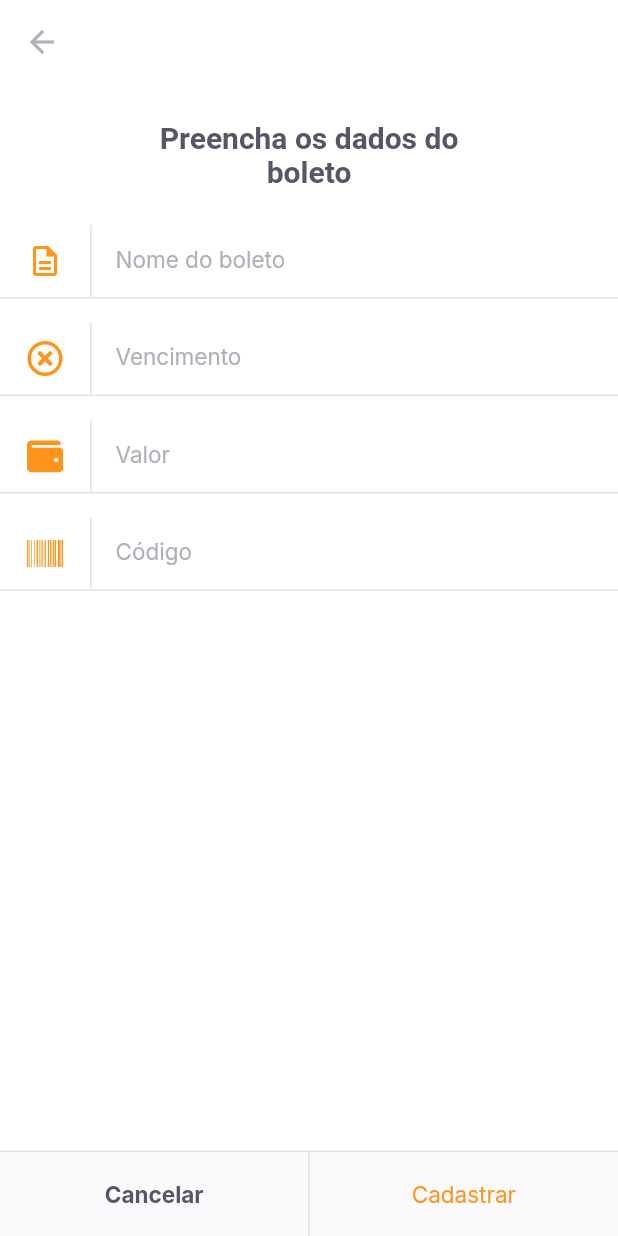
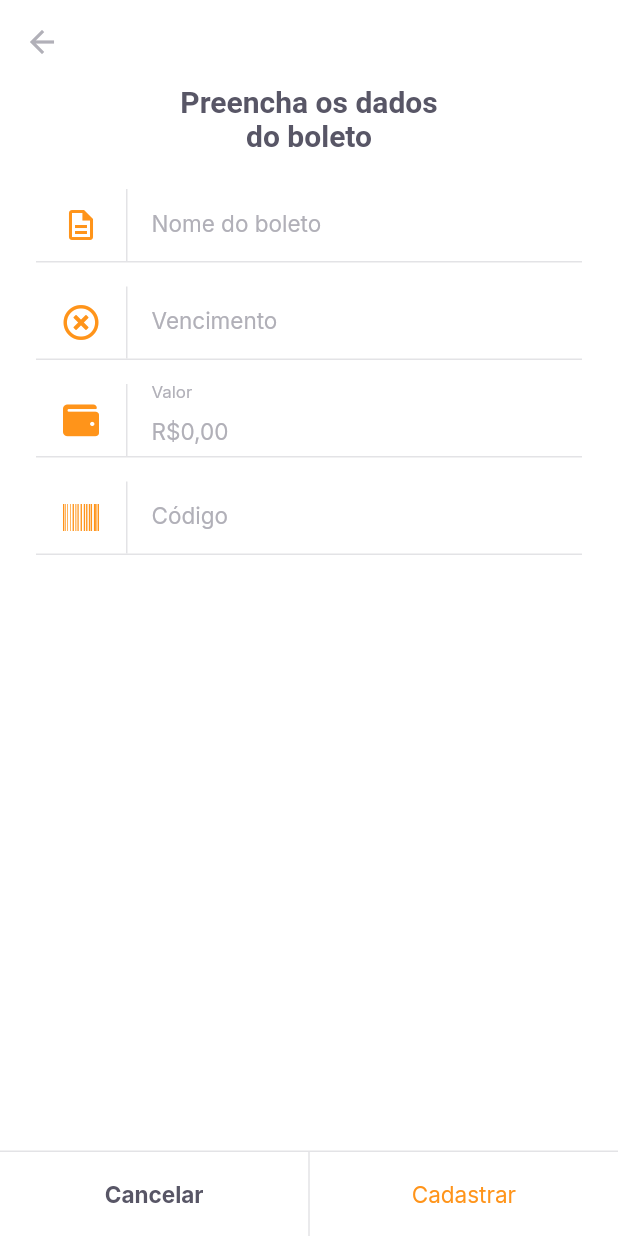
Before and after one commit to mCodex/nlw6-flutter-payflow, a Flutter app: the InsertBoletoPage screen opened by its route, on a phone screen of 412 x 824 dp. Run offline on Flutter 3.47's test engine with Material 2 defaults, Android fonts, the phone set to English and light mode, and no system bars; our stand-ins replace camera, firebase_core, flutter_masked_text2, font_awesome_flutter, google_fonts, google_sign_in and 2 more; missing offline and left inert: google_ml_kit; accounts and stored records are empty.

Commit message:
Added boleto model and boleto controller

```diff
--- /dev/null
+++ b/lib/modules/insert_boleto/insert_boleto_controller.dart
@@ -0,0 +1,52 @@
+import 'package:flutter/material.dart';
+import 'package:payflow/shared/models/boleto_model.dart';
+import 'package:shared_preferences/shared_preferences.dart';
+
+class InsertBoletoController {
+  final formKey = GlobalKey<FormState>();
+
+  BoletoModel model = BoletoModel();
+
+  String? validateName(String? value) =>
+      value?.isEmpty ?? true ? "O nome não pode ser vazio" : null;
+  String? validateVencimento(String? value) =>
+      value?.isEmpty ?? true ? "A data de vencimento não pode ser vazio" : null;
+  String? validateValor(double value) =>
+      value == 0 ? "Insira um valor maior que R\$ 0,00" : null;
+  String? validateCodigo(String? value) =>
+      value?.isEmpty ?? true ? "O código do boleto não pode ser vazio" : null;
+
+  void onChange({
+    String? name,
+    String? dueDate,
+    double? value,
+    String? barCode,
+  }) {
+    model = model.copyWith(
+      name: name,
+      dueDate: dueDate,
+      value: value,
+      barCode: barCode,
+    );
+  }
+
+  Future<void> saveBoleto() async {
+    final instance = await SharedPreferences.getInstance();
+
+    final boletos = instance.getStringList("boletos") ?? <String>[];
+
+    boletos.add(model.toJson());
+
+    await instance.setStringList("boletos", boletos);
+
+    return;
+  }
+
+  Future<void> cadastrarBoleto() async {
+    final form = formKey.currentState;
+
+    if (form!.validate()) {
+      return saveBoleto();
+    }
+  }
+}
--- a/lib/modules/insert_boleto/insert_boleto_page.dart
+++ b/lib/modules/insert_boleto/insert_boleto_page.dart
@@ -1,12 +1,47 @@
 import 'package:flutter/material.dart';
+import 'package:flutter_masked_text2/flutter_masked_text2.dart';
 import 'package:font_awesome_flutter/font_awesome_flutter.dart';
+import 'package:payflow/modules/insert_boleto/insert_boleto_controller.dart';
+
 import 'package:payflow/shared/themes/app_colors.dart';
 import 'package:payflow/shared/themes/app_text_styles.dart';
 import 'package:payflow/shared/widgets/input_text/input_text_widget.dart';
 import 'package:payflow/shared/widgets/set_label_buttons/set_label_buttons.dart';
 
-class InsertBoletoPage extends StatelessWidget {
-  const InsertBoletoPage({Key? key}) : super(key: key);
+class InsertBoletoPage extends StatefulWidget {
+  final String? barCode;
+
+  const InsertBoletoPage({
+    Key? key,
+    this.barCode,
+  }) : super(key: key);
+
+  @override
+  _InsertBoletoPageState createState() => _InsertBoletoPageState();
+}
+
+class _InsertBoletoPageState extends State<InsertBoletoPage> {
+  final controller = InsertBoletoController();
+
+  final moneyInputTextController = MoneyMaskedTextController(
+    leftSymbol: "R\$",
+    decimalSeparator: ",",
+  );
+
+  final dueDateInputTextController = MaskedTextController(
+    mask: "00/00/0000",
+  );
+
+  final barCodeInputTextController = TextEditingController();
+
+  @override
+  void initState() {
+    if (widget.barCode != null) {
+      barCodeInputTextController.text = widget.barCode!;
+    }
+
+    super.initState();
+  }
 
   @override
   Widget build(BuildContext context) {
@@ -19,44 +54,79 @@ class InsertBoletoPage extends StatelessWidget {
           color: AppColors.input,
         ),
       ),
-      body: Column(
+      body: SingleChildScrollView(
+        child: Padding(
+          padding: const EdgeInsets.symmetric(horizontal: 24),
+          child: Column(
             crossAxisAlignment: CrossAxisAlignment.center,
             children: [
               Padding(
-            padding: const EdgeInsets.symmetric(horizontal: 93, vertical: 24),
+                padding: const EdgeInsets.symmetric(horizontal: 93),
                 child: Text(
                   "Preencha os dados do boleto",
                   style: AppTextStyles.titleBoldHeading,
                   textAlign: TextAlign.center,
                 ),
               ),
+              SizedBox(
+                height: 24,
+              ),
+              Form(
+                  key: controller.formKey,
+                  child: Column(
+                    children: [
                       InputTextWidget(
                         label: "Nome do boleto",
                         icon: Icons.description_outlined,
-            onChanged: (value) {},
+                        onChanged: (value) {
+                          controller.onChange(name: value);
+                        },
+                        validator: controller.validateName,
                       ),
                       InputTextWidget(
+                        controller: dueDateInputTextController,
                         label: "Vencimento",
                         icon: FontAwesomeIcons.timesCircle,
-            onChanged: (value) {},
+                        onChanged: (value) {
+                          controller.onChange(dueDate: value);
+                        },
+                        validator: controller.validateVencimento,
                       ),
                       InputTextWidget(
+                        controller: moneyInputTextController,
                         label: "Valor",
                         icon: FontAwesomeIcons.wallet,
-            onChanged: (value) {},
+                        onChanged: (_) {
+                          controller.onChange(
+                              value: moneyInputTextController.numberValue);
+                        },
+                        validator: (_) => controller.validateValor(
+                            moneyInputTextController.numberValue),
                       ),
                       InputTextWidget(
+                        controller: barCodeInputTextController,
                         label: "Código",
                         icon: FontAwesomeIcons.barcode,
-            onChanged: (value) {},
+                        onChanged: (value) {
+                          controller.onChange(barCode: value);
+                        },
+                        validator: controller.validateCodigo,
                       )
                     ],
+                  ))
+            ],
+          ),
+        ),
       ),
       bottomNavigationBar: SetLabelButtons(
         primaryLabel: "Cancelar",
-        primaryOnPress: () {},
+        primaryOnPress: () {
+          Navigator.pop(context);
+        },
         secondaryLabel: "Cadastrar",
-        secondaryOnPress: () {},
+        secondaryOnPress: () {
+          controller.cadastrarBoleto();
+        },
         enableSecondaryColor: true,
       ),
     );
--- /dev/null
+++ b/lib/shared/models/boleto_model.dart
@@ -0,0 +1,73 @@
+import 'dart:convert';
+
+class BoletoModel {
+  final String? name;
+  final String? dueDate;
+  final double? value;
+  final String? barCode;
+
+  BoletoModel({
+    this.name,
+    this.dueDate,
+    this.value,
+    this.barCode,
+  });
+
+  BoletoModel copyWith({
+    String? name,
+    String? dueDate,
+    double? value,
+    String? barCode,
+  }) {
+    return BoletoModel(
+      name: name ?? this.name,
+      dueDate: dueDate ?? this.dueDate,
+      value: value ?? this.value,
+      barCode: barCode ?? this.barCode,
+    );
+  }
+
+  Map<String, dynamic> toMap() {
+    return {
+      'name': name,
+      'dueDate': dueDate,
+      'value': value,
+      'barCode': barCode,
+    };
+  }
+
+  factory BoletoModel.fromMap(Map<String, dynamic> map) {
+    return BoletoModel(
+      name: map['name'],
+      dueDate: map['dueDate'],
+      value: map['value'],
+      barCode: map['barCode'],
+    );
+  }
+
+  String toJson() => json.encode(toMap());
+
+  factory BoletoModel.fromJson(String source) =>
+      BoletoModel.fromMap(json.decode(source));
+
+  @override
+  String toString() {
+    return 'BoletoModel(name: $name, dueDate: $dueDate, value: $value, barCode: $barCode)';
+  }
+
+  @override
+  bool operator ==(Object other) {
+    if (identical(this, other)) return true;
+
+    return other is BoletoModel &&
+        other.name == name &&
+        other.dueDate == dueDate &&
+        other.value == value &&
+        other.barCode == barCode;
+  }
+
+  @override
+  int get hashCode {
+    return name.hashCode ^ dueDate.hashCode ^ value.hashCode ^ barCode.hashCode;
+  }
+}
--- a/lib/shared/widgets/set_label_buttons/set_label_buttons.dart
+++ b/lib/shared/widgets/set_label_buttons/set_label_buttons.dart
@@ -27,7 +27,7 @@ class SetLabelButtons extends StatelessWidget {
   @override
   Widget build(BuildContext context) {
     return Container(
-      color: AppColors.shape,
+      color: AppColors.background,
       height: 57,
       child: Column(
         mainAxisSize: MainAxisSize.min,
--- a/pubspec.yaml
+++ b/pubspec.yaml
@@ -24,6 +24,7 @@ dependencies:
   image_picker_for_web: ^2.0.0
   shared_preferences_web: ^2.0.0
   font_awesome_flutter: ^9.1.0
+  flutter_masked_text2: ^0.9.1
 
 dev_dependencies:
   flutter_test:
```
Also changed, not shown: pubspec.lock. Lines whose indentation alone changed are shown as unchanged.
